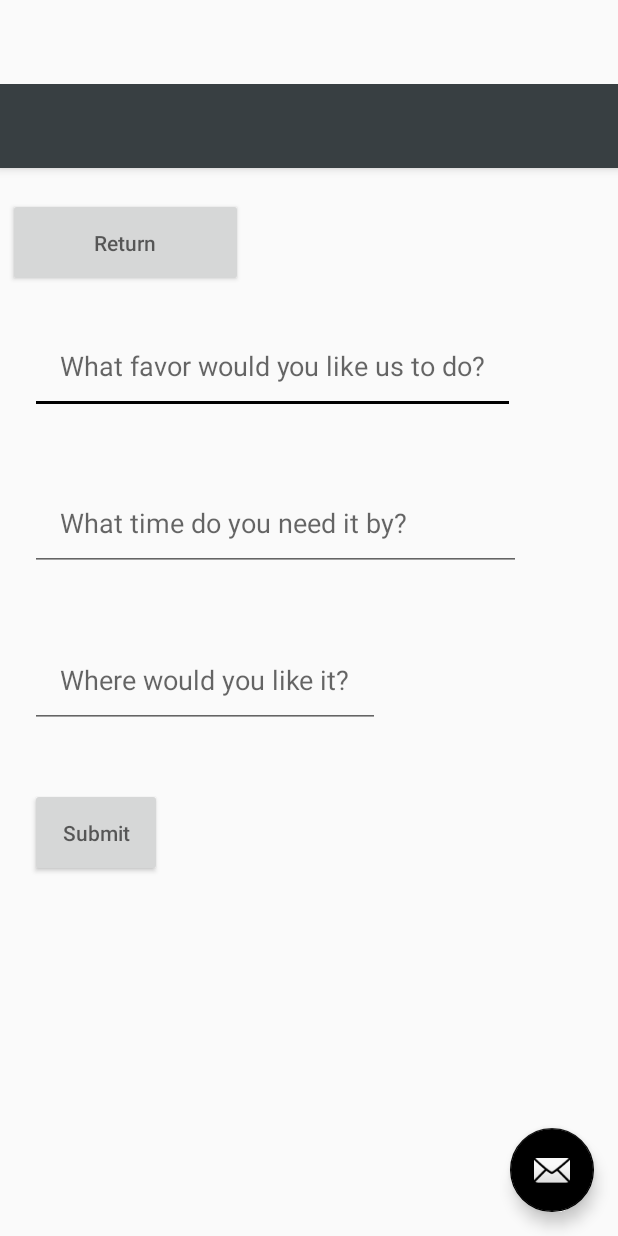
After one commit to miaog/iHaveAFavor, an Android app: the layout activity_submit_favor_form.xml on its own in the app's theme, with its tools: preview values and no code run, on a phone screen of 412 x 824 dp. The commit adds this screen. Run offline under Robolectric (Android 15) with nearby library versions, the phone set to English and light mode, and no system bars.

Commit message:
Added form and made it Parse compatible

```diff
--- a/iHaveAFavor/app/build.gradle
+++ b/iHaveAFavor/app/build.gradle
@@ -28,5 +28,6 @@ dependencies {
     compile 'com.android.support:support-v4:25.0.0'
     compile 'com.android.support:recyclerview-v7:25.0.0'
     compile 'com.android.support:design:25.0.0'
+    compile 'com.parse:parse-android:1.+'
     testCompile 'junit:junit:4.12'
 }
--- /dev/null
+++ b/iHaveAFavor/app/src/main/res/layout/activity_submit_favor_form.xml
@@ -0,0 +1,69 @@
+<?xml version="1.0" encoding="utf-8"?>
+<android.support.design.widget.CoordinatorLayout xmlns:android="http://schemas.android.com/apk/res/android"
+    xmlns:app="http://schemas.android.com/apk/res-auto"
+    xmlns:tools="http://schemas.android.com/tools"
+    android:layout_width="match_parent"
+    android:layout_height="match_parent"
+    android:fitsSystemWindows="true"
+    tools:context="com.example.rikur.ihaveafavor.SubmitFavorForm">
+    <LinearLayout xmlns:android="http://schemas.android.com/apk/res/android"
+    android:layout_width="match_parent"
+    android:layout_height="match_parent"
+    android:orientation="vertical" >
+        <android.support.design.widget.AppBarLayout
+            android:layout_width="match_parent"
+            android:layout_height="wrap_content"
+            android:theme="@style/AppTheme.AppBarOverlay">
+        <android.support.v7.widget.Toolbar
+            android:id="@+id/toolbar"
+            android:layout_width="match_parent"
+            android:layout_height="?attr/actionBarSize"
+            android:background="?attr/colorPrimary"
+            app:popupTheme="@style/AppTheme.PopupOverlay" />
+    </android.support.design.widget.AppBarLayout>
+    <Button
+        android:padding="20dp"
+        android:layout_marginTop="20dp"
+        android:layout_marginLeft="5dp"
+        android:layout_marginRight="250dp"
+        android:layout_width="match_parent"
+        android:layout_height = "wrap_content"
+        android:hint="Return"
+        android:onClick="destroyWindow"/>
+    <EditText android:id="@+id/favor_message"
+        android:layout_margin="20dp"
+        android:padding="20dp"
+        android:layout_width="wrap_content"
+       android:layout_height="wrap_content"
+       android:hint="@string/favor_message" />
+    <EditText android:id="@+id/time_message"
+        android:layout_margin="20dp"
+        android:padding="20dp"
+        android:layout_width="327dp"
+        android:layout_height="wrap_content"
+        android:hint="@string/time_message" />
+    <EditText android:id="@+id/place_message"
+        android:layout_margin="20dp"
+        android:padding="20dp"
+        android:layout_width="wrap_content"
+        android:layout_height="wrap_content"
+        android:hint="@string/place_message" />
+    <Button android:layout_margin="20dp"
+        android:padding="20dp"
+        android:layout_width="wrap_content"
+        android:layout_height="wrap_content"
+        android:hint="@string/form_submit"
+        android:onClick="submitFavor"/>
+    </LinearLayout>
+
+    <include layout="@layout/content_submit_favor_form" />
+
+    <android.support.design.widget.FloatingActionButton
+        android:id="@+id/fab"
+        android:layout_width="wrap_content"
+        android:layout_height="wrap_content"
+        android:layout_gravity="bottom|end"
+        android:layout_margin="@dimen/fab_margin"
+        app:srcCompat="@android:drawable/ic_dialog_email" />
+
+</android.support.design.widget.CoordinatorLayout>
--- /dev/null
+++ b/iHaveAFavor/app/src/main/res/layout/content_submit_favor_form.xml
@@ -0,0 +1,12 @@
+<?xml version="1.0" encoding="utf-8"?>
+<RelativeLayout xmlns:android="http://schemas.android.com/apk/res/android"
+    xmlns:app="http://schemas.android.com/apk/res-auto"
+    xmlns:tools="http://schemas.android.com/tools"
+    android:id="@+id/content_submit_favor_form"
+    android:layout_width="match_parent"
+    android:layout_height="match_parent"
+    app:layout_behavior="@string/appbar_scrolling_view_behavior"
+    tools:context="com.example.gloriamiao.ihaveafavor.favors.SubmitFavorForm"
+    tools:showIn="@layout/activity_submit_favor_form">
+
+</RelativeLayout>
--- a/iHaveAFavor/app/src/main/res/values/strings.xml
+++ b/iHaveAFavor/app/src/main/res/values/strings.xml
@@ -1,4 +1,9 @@
 <resources>
     <string name="app_name">iHaveAFavor</string>
     <string name="title_item_detail">Item Detail</string>
+    <string name="form_submit">Submit</string>
+    <string name="favor_message">What favor would you like us to do?</string>
+    <string name="time_message">What time do you need it by?</string>
+    <string name="place_message">Where would you like it?</string>
+    <string name="title_activity_submit_favor_form">SubmitFavorForm</string>
 </resources>
--- a/iHaveAFavor/build.gradle
+++ b/iHaveAFavor/build.gradle
@@ -3,6 +3,7 @@
 buildscript {
     repositories {
         jcenter()
+        mavenCentral()
     }
     dependencies {
         classpath 'com.android.tools.build:gradle:2.2.2'
@@ -15,6 +16,7 @@ buildscript {
 allprojects {
     repositories {
         jcenter()
+        mavenCentral()
     }
 }
 
```
Also changed, not shown: iHaveAFavor/app/src/main/java/com/example/gloriamiao/ihaveafavor/favors/SubmitFavorForm.java (added, +65 -0 lines).
